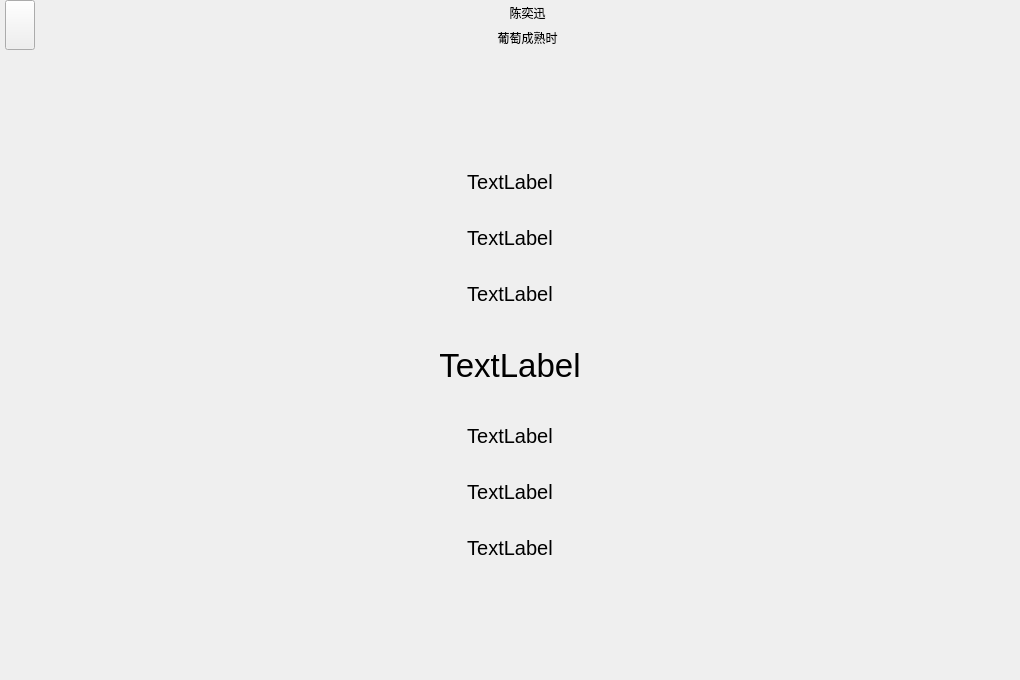
YNXC-ljw/MyProject, file MiniMusic/lrcpage.ui: the form before one commit.
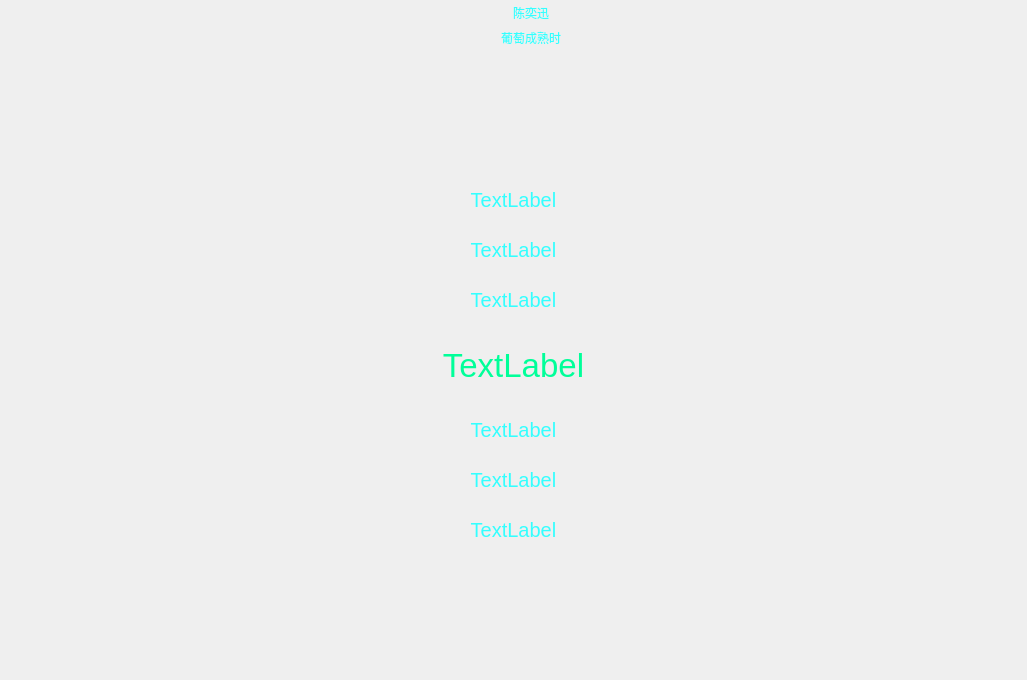
The form after the commit. Icons and pictures are not drawn.

Patch:
```diff
--- a/MiniMusic/lrcpage.ui
+++ b/MiniMusic/lrcpage.ui
@@ -6,7 +6,7 @@
    <rect>
     <x>0</x>
     <y>0</y>
-    <width>1020</width>
+    <width>1027</width>
     <height>680</height>
    </rect>
   </property>
@@ -35,6 +35,10 @@
       <string notr="true">#bgStyle
 {
 	border-image:url(&quot;:/image/bg.png&quot;);
+}
+*
+{
+	color : #33ffff;
 }</string>
      </property>
      <layout class="QVBoxLayout" name="verticalLayout_2">
@@ -100,6 +104,12 @@
              <height>50</height>
             </size>
            </property>
+           <property name="styleSheet">
+            <string notr="true">#hideBtn
+{
+	border: none;
+}</string>
+           </property>
            <property name="text">
             <string/>
            </property>
@@ -161,6 +171,21 @@
          <string notr="true"/>
         </property>
         <layout class="QVBoxLayout" name="verticalLayout_4">
+         <property name="spacing">
+          <number>0</number>
+         </property>
+         <property name="leftMargin">
+          <number>0</number>
+         </property>
+         <property name="topMargin">
+          <number>0</number>
+         </property>
+         <property name="rightMargin">
+          <number>0</number>
+         </property>
+         <property name="bottomMargin">
+          <number>0</number>
+         </property>
          <item>
           <spacer name="verticalSpacer_2">
            <property name="orientation">
@@ -274,6 +299,12 @@
              <pointsize>25</pointsize>
             </font>
            </property>
+           <property name="styleSheet">
+            <string notr="true">#lineCenter
+{
+	color : #00ff99;
+}</string>
+           </property>
            <property name="text">
             <string>TextLabel</string>
            </property>
```
